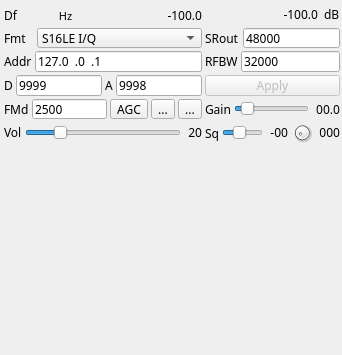
Old version of the form plugins/channelrx/udpsrc/udpsrcgui.ui in the repository f4exb/sdrangel.
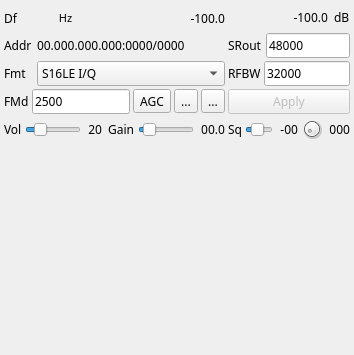
New version of the form. Icons and pictures are not drawn. Custom widgets are drawn as their Qt base class.

Commit message: UDP source plugin: use channel marker address and port

```diff
--- a/plugins/channelrx/udpsrc/udpsrcgui.ui
+++ b/plugins/channelrx/udpsrc/udpsrcgui.ui
@@ -6,7 +6,7 @@
    <rect>
     <x>0</x>
     <y>0</y>
-    <width>342</width>
+    <width>354</width>
     <height>355</height>
    </rect>
   </property>
@@ -31,18 +31,21 @@
   <property name="windowTitle">
    <string>UDP Sample Source</string>
   </property>
+  <property name="statusTip">
+   <string>UDP Sample Source</string>
+  </property>
   <widget class="QWidget" name="widget" native="true">
    <property name="geometry">
     <rect>
      <x>2</x>
      <y>2</y>
-     <width>340</width>
+     <width>350</width>
      <height>142</height>
     </rect>
    </property>
    <property name="minimumSize">
     <size>
-     <width>340</width>
+     <width>350</width>
      <height>0</height>
     </size>
    </property>
@@ -270,51 +273,169 @@
       </item>
      </layout>
     </item>
+    <item row="1" column="1">
+     <layout class="QHBoxLayout" name="SampleRateLayout">
+      <item>
+       <widget class="QLabel" name="sampleRateLabel">
+        <property name="text">
+         <string>SRout</string>
+        </property>
+       </widget>
+      </item>
+      <item>
+       <widget class="QLineEdit" name="sampleRate">
+        <property name="toolTip">
+         <string>Output sample rate (S/s)</string>
+        </property>
+        <property name="text">
+         <string>48000</string>
+        </property>
+       </widget>
+      </item>
+     </layout>
+    </item>
+    <item row="4" column="1">
+     <layout class="QHBoxLayout" name="RFBandwidthLayout">
+      <item>
+       <widget class="QLabel" name="rfBandwidthLabel">
+        <property name="text">
+         <string>RFBW</string>
+        </property>
+       </widget>
+      </item>
+      <item>
+       <widget class="QLineEdit" name="rfBandwidth">
+        <property name="toolTip">
+         <string>Signal bandwidth (Hz)</string>
+        </property>
+        <property name="text">
+         <string>32000</string>
+        </property>
+       </widget>
+      </item>
+     </layout>
+    </item>
+    <item row="6" column="1">
+     <widget class="QPushButton" name="applyBtn">
+      <property name="enabled">
+       <bool>false</bool>
+      </property>
+      <property name="toolTip">
+       <string>Apply text input and/or samples format</string>
+      </property>
+      <property name="text">
+       <string>Apply</string>
+      </property>
+     </widget>
+    </item>
+    <item row="1" column="0">
+     <layout class="QHBoxLayout" name="AddressLayout">
+      <item>
+       <widget class="QLabel" name="Addresslabel">
+        <property name="maximumSize">
+         <size>
+          <width>30</width>
+          <height>16777215</height>
+         </size>
+        </property>
+        <property name="text">
+         <string>Addr</string>
+        </property>
+       </widget>
+      </item>
+      <item>
+       <widget class="QLabel" name="addressText">
+        <property name="minimumSize">
+         <size>
+          <width>170</width>
+          <height>0</height>
+         </size>
+        </property>
+        <property name="text">
+         <string>00.000.000.000:0000/0000</string>
+        </property>
+       </widget>
+      </item>
+     </layout>
+    </item>
+    <item row="4" column="0">
+     <layout class="QHBoxLayout" name="FormatLayout">
+      <item>
+       <widget class="QLabel" name="label">
+        <property name="maximumSize">
+         <size>
+          <width>30</width>
+          <height>16777215</height>
+         </size>
+        </property>
+        <property name="text">
+         <string>Fmt</string>
+        </property>
+       </widget>
+      </item>
+      <item>
+       <widget class="QComboBox" name="sampleFormat">
+        <property name="toolTip">
+         <string>Samples format</string>
+        </property>
+        <property name="currentIndex">
+         <number>0</number>
+        </property>
+        <item>
+         <property name="text">
+          <string>S16LE I/Q</string>
+         </property>
+        </item>
+        <item>
+         <property name="text">
+          <string>S16LE NFM</string>
+         </property>
+        </item>
+        <item>
+         <property name="text">
+          <string>S16LE NFM Mono</string>
+         </property>
+        </item>
+        <item>
+         <property name="text">
+          <string>S16LE LSB</string>
+         </property>
+        </item>
+        <item>
+         <property name="text">
+          <string>S16LE USB</string>
+         </property>
+        </item>
+        <item>
+         <property name="text">
+          <string>S16LE LSB Mono</string>
+         </property>
+        </item>
+        <item>
+         <property name="text">
+          <string>S16LE USB Mono</string>
+         </property>
+        </item>
+        <item>
+         <property name="text">
+          <string>S16LE AM Mono</string>
+         </property>
+        </item>
+        <item>
+         <property name="text">
+          <string>S16LE AM !DC Mono</string>
+         </property>
+        </item>
+        <item>
+         <property name="text">
+          <string>S16LE AM BPF Mono</string>
+         </property>
+        </item>
+       </widget>
+      </item>
+     </layout>
+    </item>
     <item row="6" column="0">
-     <layout class="QHBoxLayout" name="PortLayout">
-      <item>
-       <widget class="QLabel" name="udpPortlabel">
-        <property name="text">
-         <string>D</string>
-        </property>
-       </widget>
-      </item>
-      <item>
-       <widget class="QLineEdit" name="udpPort">
-        <property name="toolTip">
-         <string>Remote data port</string>
-        </property>
-        <property name="inputMask">
-         <string>00000</string>
-        </property>
-        <property name="text">
-         <string>9999</string>
-        </property>
-       </widget>
-      </item>
-      <item>
-       <widget class="QLabel" name="audioPortlabel">
-        <property name="text">
-         <string>A</string>
-        </property>
-       </widget>
-      </item>
-      <item>
-       <widget class="QLineEdit" name="audioPort">
-        <property name="toolTip">
-         <string>Local audio input port</string>
-        </property>
-        <property name="inputMask">
-         <string>00000</string>
-        </property>
-        <property name="text">
-         <string>9998</string>
-        </property>
-       </widget>
-      </item>
-     </layout>
-    </item>
-    <item row="7" column="0">
      <layout class="QHBoxLayout" name="AudioPortLayout">
       <item>
        <widget class="QLabel" name="fmDevLabel">
@@ -384,31 +505,7 @@
       </item>
      </layout>
     </item>
-    <item row="4" column="0">
-     <layout class="QHBoxLayout" name="AddressLayout">
-      <item>
-       <widget class="QLabel" name="Addresslabel">
-        <property name="text">
-         <string>Addr</string>
-        </property>
-       </widget>
-      </item>
-      <item>
-       <widget class="QLineEdit" name="udpAddress">
-        <property name="toolTip">
-         <string>Remote address</string>
-        </property>
-        <property name="inputMask">
-         <string>000.000.000.000</string>
-        </property>
-        <property name="text">
-         <string>127.0.0.1</string>
-        </property>
-       </widget>
-      </item>
-     </layout>
-    </item>
-    <item row="8" column="0">
+    <item row="7" column="0">
      <layout class="QHBoxLayout" name="VolumeLayout">
       <item>
        <widget class="QLabel" name="volumeLabel">
@@ -452,128 +549,54 @@
         </property>
        </widget>
       </item>
-     </layout>
-    </item>
-    <item row="1" column="0">
-     <layout class="QHBoxLayout" name="FormatLayout">
       <item>
-       <widget class="QLabel" name="label">
-        <property name="maximumSize">
+       <widget class="QLabel" name="gainLabel">
+        <property name="text">
+         <string> Gain</string>
+        </property>
+       </widget>
+      </item>
+      <item>
+       <widget class="QSlider" name="gain">
+        <property name="toolTip">
+         <string>Output linear gain</string>
+        </property>
+        <property name="maximum">
+         <number>100</number>
+        </property>
+        <property name="pageStep">
+         <number>1</number>
+        </property>
+        <property name="value">
+         <number>10</number>
+        </property>
+        <property name="orientation">
+         <enum>Qt::Horizontal</enum>
+        </property>
+       </widget>
+      </item>
+      <item>
+       <widget class="QLabel" name="gainText">
+        <property name="minimumSize">
          <size>
-          <width>30</width>
-          <height>16777215</height>
+          <width>28</width>
+          <height>0</height>
          </size>
         </property>
-        <property name="text">
-         <string>Fmt</string>
-        </property>
-       </widget>
-      </item>
-      <item>
-       <widget class="QComboBox" name="sampleFormat">
         <property name="toolTip">
-         <string>Samples format</string>
+         <string>Output linear gain</string>
         </property>
-        <property name="currentIndex">
-         <number>0</number>
-        </property>
-        <item>
-         <property name="text">
-          <string>S16LE I/Q</string>
-         </property>
-        </item>
-        <item>
-         <property name="text">
-          <string>S16LE NFM</string>
-         </property>
-        </item>
-        <item>
-         <property name="text">
-          <string>S16LE NFM Mono</string>
-         </property>
-        </item>
-        <item>
-         <property name="text">
-          <string>S16LE LSB</string>
-         </property>
-        </item>
-        <item>
-         <property name="text">
-          <string>S16LE USB</string>
-         </property>
-        </item>
-        <item>
-         <property name="text">
-          <string>S16LE LSB Mono</string>
-         </property>
-        </item>
-        <item>
-         <property name="text">
-          <string>S16LE USB Mono</string>
-         </property>
-        </item>
-        <item>
-         <property name="text">
-          <string>S16LE AM Mono</string>
-         </property>
-        </item>
-        <item>
-         <property name="text">
-          <string>S16LE AM !DC Mono</string>
-         </property>
-        </item>
-        <item>
-         <property name="text">
-          <string>S16LE AM BPF Mono</string>
-         </property>
-        </item>
-       </widget>
-      </item>
-     </layout>
-    </item>
-    <item row="1" column="1">
-     <layout class="QHBoxLayout" name="SampleRateLayout">
-      <item>
-       <widget class="QLabel" name="sampleRateLabel">
         <property name="text">
-         <string>SRout</string>
+         <string>00.0</string>
         </property>
-       </widget>
-      </item>
-      <item>
-       <widget class="QLineEdit" name="sampleRate">
-        <property name="toolTip">
-         <string>Output sample rate (S/s)</string>
+        <property name="alignment">
+         <set>Qt::AlignRight|Qt::AlignTrailing|Qt::AlignVCenter</set>
         </property>
-        <property name="text">
-         <string>48000</string>
-        </property>
        </widget>
       </item>
      </layout>
     </item>
-    <item row="4" column="1">
-     <layout class="QHBoxLayout" name="RFBandwidthLayout">
-      <item>
-       <widget class="QLabel" name="rfBandwidthLabel">
-        <property name="text">
-         <string>RFBW</string>
-        </property>
-       </widget>
-      </item>
-      <item>
-       <widget class="QLineEdit" name="rfBandwidth">
-        <property name="toolTip">
-         <string>Signal bandwidth (Hz)</string>
-        </property>
-        <property name="text">
-         <string>32000</string>
-        </property>
-       </widget>
-      </item>
-     </layout>
-    </item>
-    <item row="8" column="1">
+    <item row="7" column="1">
      <layout class="QHBoxLayout" name="SquelchLayout">
       <item>
        <widget class="QLabel" name="squelchLabel">
@@ -672,68 +695,6 @@
       </item>
      </layout>
     </item>
-    <item row="7" column="1">
-     <layout class="QHBoxLayout" name="GainLayout">
-      <item>
-       <widget class="QLabel" name="gainLabel">
-        <property name="text">
-         <string>Gain</string>
-        </property>
-       </widget>
-      </item>
-      <item>
-       <widget class="QSlider" name="gain">
-        <property name="toolTip">
-         <string>Output linear gain</string>
-        </property>
-        <property name="maximum">
-         <number>100</number>
-        </property>
-        <property name="pageStep">
-         <number>1</number>
-        </property>
-        <property name="value">
-         <number>10</number>
-        </property>
-        <property name="orientation">
-         <enum>Qt::Horizontal</enum>
-        </property>
-       </widget>
-      </item>
-      <item>
-       <widget class="QLabel" name="gainText">
-        <property name="minimumSize">
-         <size>
-          <width>28</width>
-          <height>0</height>
-         </size>
-        </property>
-        <property name="toolTip">
-         <string>Output linear gain</string>
-        </property>
-        <property name="text">
-         <string>00.0</string>
-        </property>
-        <property name="alignment">
-         <set>Qt::AlignRight|Qt::AlignTrailing|Qt::AlignVCenter</set>
-        </property>
-       </widget>
-      </item>
-     </layout>
-    </item>
-    <item row="6" column="1">
-     <widget class="QPushButton" name="applyBtn">
-      <property name="enabled">
-       <bool>false</bool>
-      </property>
-      <property name="toolTip">
-       <string>Apply text input and/or samples format</string>
-      </property>
-      <property name="text">
-       <string>Apply</string>
-      </property>
-     </widget>
-    </item>
    </layout>
   </widget>
   <widget class="QWidget" name="spectrumBox" native="true">
```
The commit also changes 4 other files.
